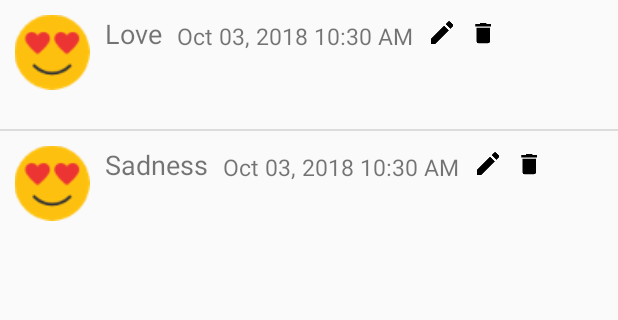
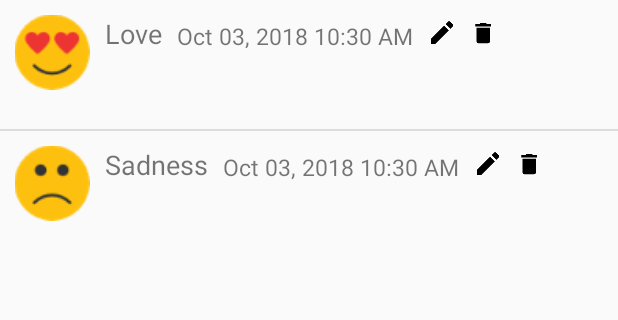
Before and after one commit to VeronicaSalm/vsalm-FeelsBook, an Android app: the screen it shows after launch (ViewHistoryActivity), after a tap on an icon or button, on a phone screen of 412 x 824 dp, the part 84-404 px from its top. Run offline under Robolectric (Android 15) with nearby library versions, the phone set to English and light mode, and no system bars.

Commit message:
Images now work in Listview specific to each class!

```diff
--- a/app/src/main/java/com/example/veronica/vsalm_feelsbook/EmotionAdapter.java
+++ b/app/src/main/java/com/example/veronica/vsalm_feelsbook/EmotionAdapter.java
@@ -39,10 +39,12 @@ public class EmotionAdapter extends ArrayAdapter<Emotion> {
             viewHolder.type = (TextView) convertView.findViewById(R.id.type);
             viewHolder.date = (TextView) convertView.findViewById(R.id.date);
             viewHolder.comment = (TextView) convertView.findViewById(R.id.comment);
+            viewHolder.emoji = (ImageView) convertView.findViewById(R.id.emoji);
 
             viewHolder.type.setText(emotion.getTypeString());
             viewHolder.date.setText(emotion.getTimestampString());
             viewHolder.comment.setText(emotion.getComment());
+            viewHolder.emoji.setImageResource(emotion.getEmoji());
 
             viewHolder.delete = (ImageButton) convertView.findViewById(R.id.delete);
             viewHolder.delete.setOnClickListener(new View.OnClickListener() {
@@ -73,6 +75,7 @@ public class EmotionAdapter extends ArrayAdapter<Emotion> {
             myViewHolder.type.setText(emotion.getTypeString());
             myViewHolder.date.setText(emotion.getTimestampString());
             myViewHolder.comment.setText(emotion.getComment());
+            myViewHolder.emoji.setImageResource(emotion.getEmoji());
 
         }
 
```
